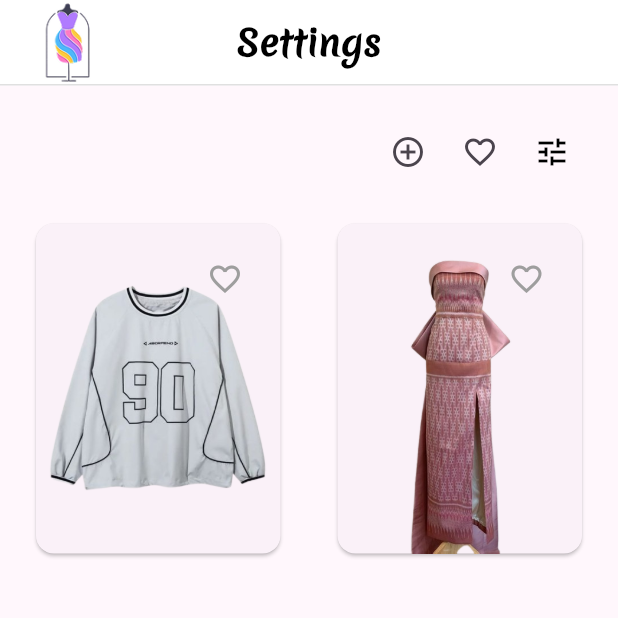
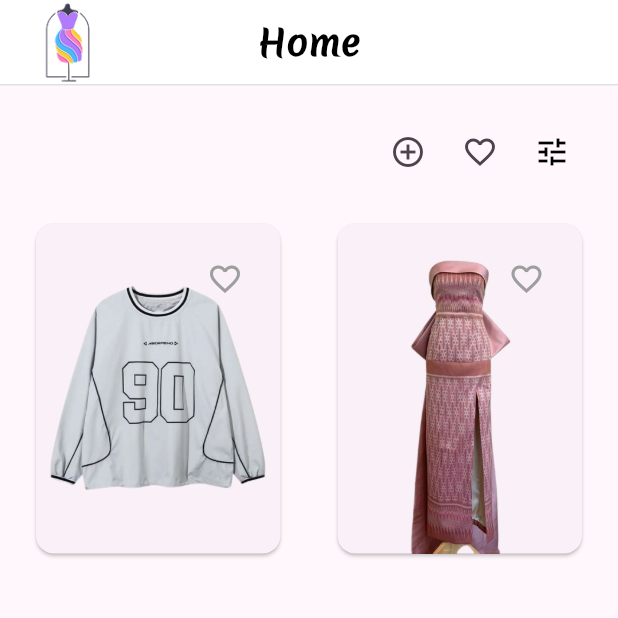
Before and after one commit to NimolChan/Project_Mobile, a Flutter app: the HomeScreen screen opened by its route, on a phone screen of 412 x 824 dp, the top half of it. Run offline on Flutter 3.47's test engine with Material 3 defaults, Android fonts, the phone set to English and light mode, and no system bars; our stand-ins replace file_picker, image_picker, shared_preferences; accounts and stored records are empty.

```diff
--- a/lib/screens/authentication/signup_screen.dart
+++ b/lib/screens/authentication/signup_screen.dart
@@ -7,12 +7,13 @@ class SignUpScreen extends StatefulWidget {
   @override
   State<SignUpScreen> createState() => _SignUpScreenState();
 }
-
+// Define the SignUpScreen widget
 class _SignUpScreenState extends State<SignUpScreen> {
   final emailController = TextEditingController();
   final passwordController = TextEditingController();
   final confirmController = TextEditingController();
 
+  // Function to handle the sign-up logic
   void handleSignUp() {
     final email = emailController.text.trim();
     final password = passwordController.text.trim();
--- a/lib/screens/home/index.dart
+++ b/lib/screens/home/index.dart
@@ -10,6 +10,7 @@ import 'package:shared_preferences/shared_preferences.dart';
 import 'item_detail.dart';
 
 class HomeScreen extends StatefulWidget {
+
   const HomeScreen({Key? key}) : super(key: key);
 
   @override
@@ -262,7 +263,7 @@ class _HomeScreenAppState extends State<HomeScreen> {
           children: [
             /// Centered title
             const Text(
-              'Settings',
+              'Home',
               style: TextStyle(
                 fontSize: 24,
                 fontWeight: FontWeight.bold,
--- a/lib/widgets/personalize/all_items_page.dart
+++ b/lib/widgets/personalize/all_items_page.dart
@@ -11,8 +11,9 @@ class AllItemsPage extends StatelessWidget {
 
   @override
   Widget build(BuildContext context) {
+    // Start by loading all clothing items from data
     List<ClothingItem> filtered = data.clothingItems;
-
+  // If a color is selected, filter the items by matching color
     if (selectedColor != null) {
       filtered =
           filtered
@@ -52,6 +53,7 @@ class AllItemsPage extends StatelessWidget {
         ),
         itemBuilder: (_, index) {
           final item = filtered[index];
+           // Return a ClothingCard widget for each item in the grid
           return ClothingCard(
             id: item.id,
             name: item.name,
--- a/lib/widgets/personalize/clothing_grid.dart
+++ b/lib/widgets/personalize/clothing_grid.dart
@@ -1,7 +1,6 @@
 import 'package:flutter/material.dart';
-// import '../../../data/dummy_data.dart';
+
 import '../../utils/model.dart';
-// import '../common/clothing_item.dart';
 import '../common/clothing_card.dart';
 import '../../utils/data.dart'
     as data; // This should contain clothingItems list
--- a/lib/widgets/personalize/recommendation_dropdown.dart
+++ b/lib/widgets/personalize/recommendation_dropdown.dart
@@ -43,7 +43,7 @@ class RecommendationDropdown extends StatefulWidget {
   final String selected;
   final void Function(String) onChanged;
   final List<String> option;
-
+ // Constructor to receive selected option, callback and list of options
   const RecommendationDropdown({
     super.key,
     required this.selected,
@@ -56,7 +56,7 @@ class RecommendationDropdown extends StatefulWidget {
 }
 
 class _RecommendationDropdownState extends State<RecommendationDropdown> {
-  final GlobalKey _dropdownKey = GlobalKey();
+  final GlobalKey _dropdownKey = GlobalKey(); // Key for dropdown to position overlay
   final LayerLink _layerLink = LayerLink();
   OverlayEntry? _overlayEntry;
   late String selected;
@@ -66,7 +66,7 @@ class _RecommendationDropdownState extends State<RecommendationDropdown> {
     super.initState();
     selected = widget.selected;
   }
-
+  // Function to toggle dropdown visibility
   void _toggleDropdown() {
     if (_overlayEntry == null) {
       _overlayEntry = _createOverlayEntry();
```
